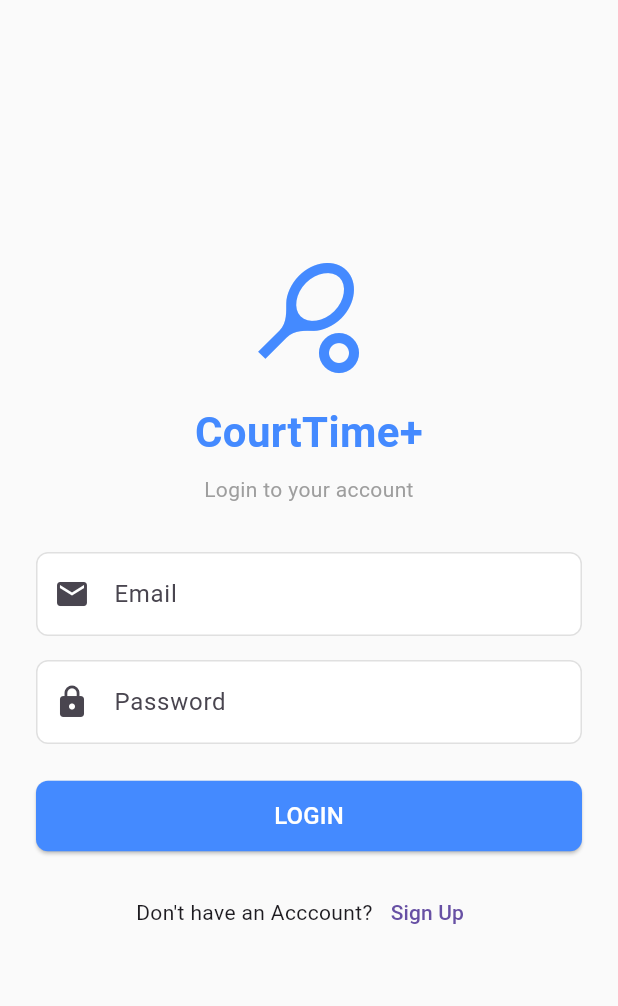
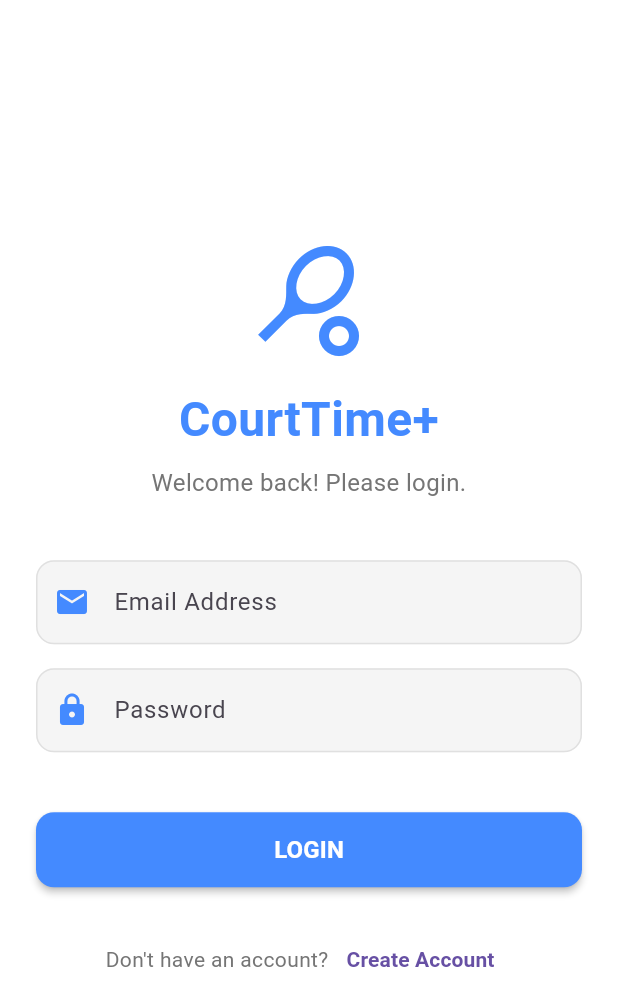
Before and after one commit to AmirKma112/court_time, a Flutter app: the screen it shows after launch, on a phone screen of 412 x 824 dp. Shown: the top 1006 px of the screen. Run offline on Flutter 3.47's test engine with Material 3 defaults, Android fonts, the phone set to English and light mode, and no system bars; our stand-ins replace cloud_firestore, firebase_auth, firebase_core; accounts and stored records are empty.

Commit message:
adjust login screen with widgets

```diff
--- a/lib/screens/auth/login_screen.dart
+++ b/lib/screens/auth/login_screen.dart
@@ -1,8 +1,10 @@
 import 'package:flutter/material.dart';
-import 'package:cloud_firestore/cloud_firestore.dart'; // To fetch user role
+import 'package:cloud_firestore/cloud_firestore.dart';
 import '../../services/auth_service.dart';
-import '../player/player_dashboard.dart'; // Redirect Player here
-import '../owner/owner_dashboard.dart';   // Redirect Owner here
+import '../../widgets/custom_input.dart';  // Import the Input Widget
+import '../../widgets/custom_button.dart'; // Import the Button Widget
+import '../player/player_dashboard.dart';
+import '../owner/owner_dashboard.dart';
 import 'register_screen.dart';
 
 class LoginScreen extends StatefulWidget {
@@ -20,17 +22,18 @@ class _LoginScreenState extends State<LoginScreen> {
   bool _isLoading = false;
 
   void _handleLogin() async {
-    if (_formKey.currentState!.validate()) {
+    if (!_formKey.currentState!.validate()) return;
+
     setState(() => _isLoading = true);
 
-      // 1. Auth Login (Check email/password validity)
+    // 1. Auth Login
     String? result = await AuthService().login(
       email: _emailController.text.trim(),
       password: _passwordController.text.trim(),
     );
 
     if (result == 'Success') {
-        // 2. Fetch User Role from Firestore to decide where to go
+      // 2. Fetch User Role
       String? uid = AuthService().getCurrentUserId();
       if (uid != null) {
         try {
@@ -58,7 +61,7 @@ class _LoginScreenState extends State<LoginScreen> {
               );
             }
           } else {
-              // Fallback if user doc is missing, assume player
+             // Fallback: If no user doc exists, assume player
              if (!mounted) return;
              setState(() => _isLoading = false);
              Navigator.pushReplacement(
@@ -67,7 +70,7 @@ class _LoginScreenState extends State<LoginScreen> {
               );
           }
         } catch (e) {
-            // Handle error fetching role
+          if (!mounted) return;
           setState(() => _isLoading = false);
           ScaffoldMessenger.of(context).showSnackBar(
             SnackBar(content: Text("Error fetching role: $e")),
@@ -75,18 +78,22 @@ class _LoginScreenState extends State<LoginScreen> {
         }
       }
     } else {
+      // Login Failed
+      if (!mounted) return;
       setState(() => _isLoading = false);
-        if (!mounted) return;
       ScaffoldMessenger.of(context).showSnackBar(
-          SnackBar(content: Text(result ?? "Login failed"), backgroundColor: Colors.red),
+        SnackBar(
+          content: Text(result ?? "Login failed"),
+          backgroundColor: Colors.red
+        ),
       );
-      }
     }
   }
 
   @override
   Widget build(BuildContext context) {
     return Scaffold(
+      backgroundColor: Colors.white,
       body: Center(
         child: SingleChildScrollView(
           padding: const EdgeInsets.all(24.0),
@@ -96,61 +103,64 @@ class _LoginScreenState extends State<LoginScreen> {
               mainAxisAlignment: MainAxisAlignment.center,
               crossAxisAlignment: CrossAxisAlignment.stretch,
               children: [
+                // 1. LOGO & TITLE
                 const Icon(Icons.sports_tennis, size: 80, color: Colors.blueAccent),
                 const SizedBox(height: 16),
-
                 const Text(
                   "CourtTime+",
                   textAlign: TextAlign.center,
-                  style: TextStyle(fontSize: 28, fontWeight: FontWeight.bold, color: Colors.blueAccent),
+                  style: TextStyle(
+                    fontSize: 32,
+                    fontWeight: FontWeight.bold,
+                    color: Colors.blueAccent
+                  ),
                 ),
                 const SizedBox(height: 8),
-                const Text(
-                  "Login to your account",
+                Text(
+                  "Welcome back! Please login.",
                   textAlign: TextAlign.center,
-                  style: TextStyle(color: Colors.grey),
+                  style: TextStyle(color: Colors.grey[600], fontSize: 16),
                 ),
-                const SizedBox(height: 32),
+                const SizedBox(height: 40),
 
-                // Email Field
-                TextFormField(
+                // 2. EMAIL INPUT
+                CustomInput(
+                  label: "Email Address",
+                  icon: Icons.email,
                   controller: _emailController,
-                  decoration: const InputDecoration(
-                    labelText: "Email",
-                    border: OutlineInputBorder(),
-                    prefixIcon: Icon(Icons.email),
+                  keyboardType: TextInputType.emailAddress,
+                  validator: (val) {
+                    if (val == null || val.isEmpty) return "Please enter your email";
+                    if (!val.contains('@')) return "Invalid email address";
+                    return null;
+                  },
                 ),
-                  validator: (val) => val!.isEmpty ? "Enter email" : null,
+
+                // 3. PASSWORD INPUT
+                CustomInput(
+                  label: "Password",
+                  icon: Icons.lock,
+                  controller: _passwordController,
+                  isPassword: true,
+                  validator: (val) => val!.isEmpty ? "Please enter your password" : null,
                 ),
-                const SizedBox(height: 16),
 
-                // Password Field
-                TextFormField(
-                  controller: _passwordController,
-                  obscureText: true,
-                  decoration: const InputDecoration(
-                    labelText: "Password",
-                    border: OutlineInputBorder(),
-                    prefixIcon: Icon(Icons.lock),
-                  ),
-                  validator: (val) => val!.isEmpty ? "Enter password" : null,
-                ),
                 const SizedBox(height: 24),
 
-                // LOGIN BUTTON
-                ElevatedButton(
-                  onPressed: _isLoading ? null : _handleLogin,
-                  child: _isLoading
-                    ? const SizedBox(height: 20, width: 20, child: CircularProgressIndicator(color: Colors.white))
-                    : const Text("LOGIN", style: TextStyle(fontSize: 16)),
+                // 4. LOGIN BUTTON (Using CustomButton)
+                CustomButton(
+                  text: "LOGIN",
+                  isLoading: _isLoading,
+                  onPressed: _handleLogin,
                 ),
-                const SizedBox(height: 16),
 
-                // Register Link
+                const SizedBox(height: 24),
+
+                // 5. REGISTER LINK
                 Row(
                   mainAxisAlignment: MainAxisAlignment.center,
                   children: [
-                    const Text("Don't have an Acccount?"),
+                    Text("Don't have an account?", style: TextStyle(color: Colors.grey[600])),
                     TextButton(
                       onPressed: () {
                         Navigator.push(
@@ -158,13 +168,10 @@ class _LoginScreenState extends State<LoginScreen> {
                           MaterialPageRoute(builder: (context) => const RegisterScreen()),
                         );
                       },
-                      child: const Text("Sign Up"),
+                      child: const Text("Create Account", style: TextStyle(fontWeight: FontWeight.bold)),
                     ),
                   ],
                 ),
-
-                const SizedBox(height: 20),
-
               ],
             ),
           ),
--- a/lib/screens/owner/owner_add_court.dart
+++ b/lib/screens/owner/owner_add_court.dart
@@ -1,3 +1,5 @@
+// can you adjust for owner manage courts screen use upload image from device instead of using link for image?
+
 import 'package:flutter/material.dart';
 import '../../models/court_model.dart';
 import '../../services/database_service.dart';
--- /dev/null
+++ b/lib/widgets/custom_button.dart
@@ -0,0 +1,53 @@
+import 'package:flutter/material.dart';
+
+class CustomButton extends StatelessWidget {
+  final String text;
+  final VoidCallback? onPressed;
+  final bool isLoading;
+  final Color backgroundColor;
+  final Color textColor;
+
+  const CustomButton({
+    super.key,
+    required this.text,
+    required this.onPressed,
+    this.isLoading = false,
+    this.backgroundColor = Colors.blueAccent,
+    this.textColor = Colors.white,
+  });
+
+  @override
+  Widget build(BuildContext context) {
+    return SizedBox(
+      width: double.infinity,
+      height: 50,
+      child: ElevatedButton(
+        onPressed: isLoading ? null : onPressed,
+        style: ElevatedButton.styleFrom(
+          backgroundColor: backgroundColor,
+          shape: RoundedRectangleBorder(
+            borderRadius: BorderRadius.circular(12),
+          ),
+          elevation: 2,
+        ),
+        child: isLoading
+            ? const SizedBox(
+                height: 24,
+                width: 24,
+                child: CircularProgressIndicator(
+                  color: Colors.white,
+                  strokeWidth: 2.5,
+                ),
+              )
+            : Text(
+                text,
+                style: TextStyle(
+                  color: textColor,
+                  fontSize: 16,
+                  fontWeight: FontWeight.bold,
+                ),
+              ),
+      ),
+    );
+  }
+}
--- a/lib/widgets/custom_input.dart
+++ b/lib/widgets/custom_input.dart
@@ -0,0 +1,60 @@
+import 'package:flutter/material.dart';
+
+class CustomInput extends StatelessWidget {
+  final String label;
+  final IconData icon;
+  final TextEditingController controller;
+  final bool isPassword;
+  final TextInputType keyboardType;
+  final String? Function(String?)? validator;
+
+  const CustomInput({
+    Key? key,
+    required this.label,
+    required this.icon,
+    required this.controller,
+    this.isPassword = false,
+    this.keyboardType = TextInputType.text,
+    this.validator,
+  }) : super(key: key);
+
+  @override
+  Widget build(BuildContext context) {
+    return Padding(
+      padding: const EdgeInsets.only(bottom: 16.0),
+      child: TextFormField(
+        controller: controller,
+        obscureText: isPassword,
+        keyboardType: keyboardType,
+        validator: validator,
+        style: const TextStyle(fontSize: 16),
+        decoration: InputDecoration(
+          labelText: label,
+          prefixIcon: Icon(icon, color: Colors.blueAccent),
+          filled: true,
+          fillColor: Colors.grey[100],
+          // Default Border
+          border: OutlineInputBorder(
+            borderRadius: BorderRadius.circular(12),
+            borderSide: BorderSide.none,
+          ),
+          // Border when not focused
+          enabledBorder: OutlineInputBorder(
+            borderRadius: BorderRadius.circular(12),
+            borderSide: BorderSide(color: Colors.grey.shade300),
+          ),
+          // Border when clicked/focused
+          focusedBorder: OutlineInputBorder(
+            borderRadius: BorderRadius.circular(12),
+            borderSide: const BorderSide(color: Colors.blueAccent, width: 2),
+          ),
+          // Border when there is an error
+          errorBorder: OutlineInputBorder(
+            borderRadius: BorderRadius.circular(12),
+            borderSide: const BorderSide(color: Colors.redAccent, width: 1.5),
+          ),
+        ),
+      ),
+    );
+  }
+}
```
Lines whose indentation alone changed are shown as unchanged.
